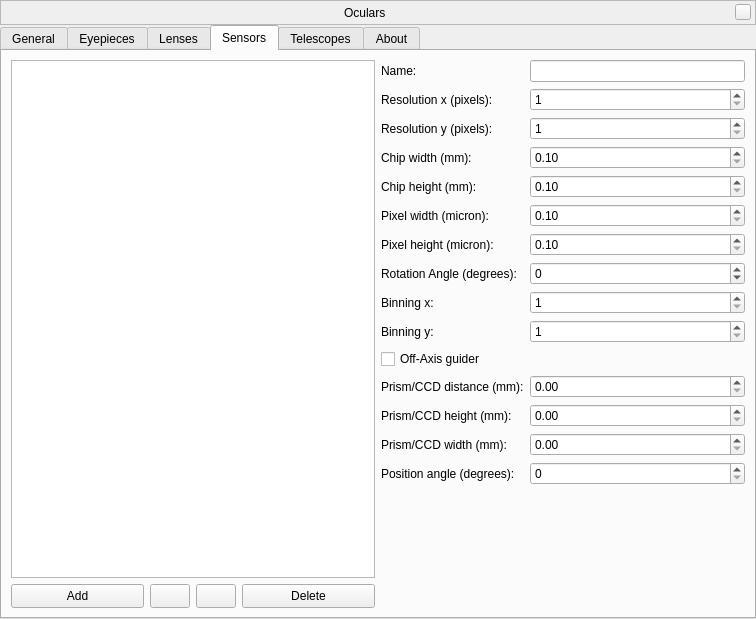
Above: plugins/Oculars/src/gui/ocularDialog.ui from 519984307/stellarium_src before the change. Below: the same form after it.
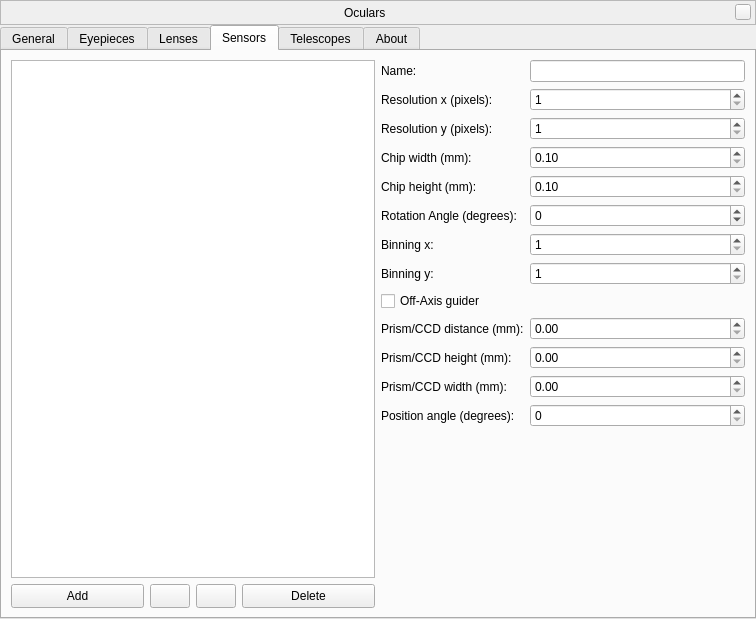
That is the form after the change. The open tabs and pages were chosen to show the change. Icons and pictures are not drawn. Custom widgets are drawn as their Qt base class.

Commit message: Removed unused pixel size in Oculars plugin (fix #432)

The edit to the form file:
```diff
--- a/plugins/Oculars/src/gui/ocularDialog.ui
+++ b/plugins/Oculars/src/gui/ocularDialog.ui
@@ -1509,6 +1509,98 @@
             </item>
             <item>
              <layout class="QGridLayout" name="gridLayout_13">
+              <item row="11" column="1">
+               <widget class="QDoubleSpinBox" name="OAGPrismW">
+                <property name="decimals">
+                 <number>2</number>
+                </property>
+                <property name="singleStep">
+                 <double>0.100000000000000</double>
+                </property>
+               </widget>
+              </item>
+              <item row="10" column="1">
+               <widget class="QDoubleSpinBox" name="OAGPrismH">
+                <property name="decimals">
+                 <number>2</number>
+                </property>
+                <property name="singleStep">
+                 <double>0.100000000000000</double>
+                </property>
+               </widget>
+              </item>
+              <item row="8" column="0" colspan="2">
+               <widget class="QCheckBox" name="OAG_checkBox">
+                <property name="text">
+                 <string>Off-Axis guider</string>
+                </property>
+               </widget>
+              </item>
+              <item row="3" column="1">
+               <widget class="QDoubleSpinBox" name="ccdChipX">
+                <property name="decimals">
+                 <number>2</number>
+                </property>
+                <property name="minimum">
+                 <double>0.100000000000000</double>
+                </property>
+                <property name="maximum">
+                 <double>9999.000000000000000</double>
+                </property>
+                <property name="singleStep">
+                 <double>0.100000000000000</double>
+                </property>
+               </widget>
+              </item>
+              <item row="7" column="1">
+               <widget class="QSpinBox" name="ccdBinningY">
+                <property name="minimum">
+                 <number>1</number>
+                </property>
+                <property name="maximum">
+                 <number>4</number>
+                </property>
+               </widget>
+              </item>
+              <item row="2" column="1">
+               <widget class="QSpinBox" name="ccdResY">
+                <property name="minimum">
+                 <number>1</number>
+                </property>
+                <property name="maximum">
+                 <number>100000</number>
+                </property>
+               </widget>
+              </item>
+              <item row="12" column="1">
+               <widget class="QDoubleSpinBox" name="OAGPrismPA">
+                <property name="decimals">
+                 <number>0</number>
+                </property>
+                <property name="minimum">
+                 <double>0.000000000000000</double>
+                </property>
+                <property name="maximum">
+                 <double>360.000000000000000</double>
+                </property>
+                <property name="singleStep">
+                 <double>1.000000000000000</double>
+                </property>
+               </widget>
+              </item>
+              <item row="5" column="1">
+               <widget class="QDoubleSpinBox" name="ccdRotAngle">
+                <property name="decimals">
+                 <number>0</number>
+                </property>
+                <property name="minimum">
+                 <double>-360.000000000000000</double>
+                </property>
+                <property name="maximum">
+                 <double>360.000000000000000</double>
+                </property>
+               </widget>
+              </item>
               <item row="2" column="0">
                <widget class="QLabel" name="CCDResY_lbl">
                 <property name="text">
@@ -1517,13 +1609,47 @@
                </widget>
               </item>
               <item row="6" column="0">
-               <widget class="QLabel" name="CCDPixelY_lbl">
+               <widget class="QLabel" name="ccdBinningX_lbl">
                 <property name="text">
-                 <string>Pixel height (micron):</string>
+                 <string>Binning x:</string>
                 </property>
                </widget>
               </item>
-              <item row="11" column="0">
+              <item row="1" column="0">
+               <widget class="QLabel" name="CCDResX_lbl">
+                <property name="text">
+                 <string>Resolution x (pixels):</string>
+                </property>
+               </widget>
+              </item>
+              <item row="0" column="0">
+               <widget class="QLabel" name="CCDName_lbl">
+                <property name="text">
+                 <string>Name:</string>
+                </property>
+               </widget>
+              </item>
+              <item row="10" column="0">
+               <widget class="QLabel" name="OAGPrismH_lbl">
+                <property name="text">
+                 <string>Prism/CCD height (mm):</string>
+                </property>
+               </widget>
+              </item>
+              <item row="6" column="1">
+               <widget class="QSpinBox" name="ccdBinningX">
+                <property name="minimum">
+                 <number>1</number>
+                </property>
+                <property name="maximum">
+                 <number>4</number>
+                </property>
+                <property name="value">
+                 <number>1</number>
+                </property>
+               </widget>
+              </item>
+              <item row="9" column="0">
                <widget class="QLabel" name="OAGDist_lbl">
                 <property name="toolTip">
                  <string>This is the distance from the center of the Imaging Sensor to the bottom of the Prism</string>
@@ -1533,16 +1659,6 @@
                 </property>
                </widget>
               </item>
-              <item row="12" column="1">
-               <widget class="QDoubleSpinBox" name="OAGPrismH">
-                <property name="decimals">
-                 <number>2</number>
-                </property>
-                <property name="singleStep">
-                 <double>0.100000000000000</double>
-                </property>
-               </widget>
-              </item>
               <item row="0" column="1">
                <widget class="QLineEdit" name="ccdName">
                 <property name="sizePolicy">
@@ -1562,15 +1678,18 @@
                 </property>
                </widget>
               </item>
-              <item row="1" column="1">
-               <widget class="QSpinBox" name="ccdResX">
-                <property name="minimum">
-                 <number>1</number>
+              <item row="13" column="0">
+               <spacer name="CCDverticalSpacer">
+                <property name="orientation">
+                 <enum>Qt::Vertical</enum>
                 </property>
-                <property name="maximum">
-                 <number>100000</number>
+                <property name="sizeHint" stdset="0">
+                 <size>
+                  <width>0</width>
+                  <height>0</height>
+                 </size>
                 </property>
-               </widget>
+               </spacer>
               </item>
               <item row="4" column="1">
                <widget class="QDoubleSpinBox" name="ccdChipY">
@@ -1588,85 +1707,51 @@
                 </property>
                </widget>
               </item>
-              <item row="10" column="0" colspan="2">
-               <widget class="QCheckBox" name="OAG_checkBox">
-                <property name="text">
-                 <string>Off-Axis guider</string>
-                </property>
-               </widget>
-              </item>
-              <item row="14" column="1">
-               <widget class="QDoubleSpinBox" name="OAGPrismPA">
-                <property name="decimals">
-                 <number>0</number>
-                </property>
-                <property name="minimum">
-                 <double>0.000000000000000</double>
-                </property>
-                <property name="maximum">
-                 <double>360.000000000000000</double>
-                </property>
-                <property name="singleStep">
-                 <double>1.000000000000000</double>
-                </property>
-               </widget>
-              </item>
-              <item row="13" column="1">
-               <widget class="QDoubleSpinBox" name="OAGPrismW">
-                <property name="decimals">
-                 <number>2</number>
-                </property>
-                <property name="singleStep">
-                 <double>0.100000000000000</double>
-                </property>
-               </widget>
-              </item>
-              <item row="3" column="1">
-               <widget class="QDoubleSpinBox" name="ccdChipX">
-                <property name="decimals">
-                 <number>2</number>
-                </property>
-                <property name="minimum">
-                 <double>0.100000000000000</double>
-                </property>
-                <property name="maximum">
-                 <double>9999.000000000000000</double>
-                </property>
-                <property name="singleStep">
-                 <double>0.100000000000000</double>
-                </property>
-               </widget>
-              </item>
               <item row="9" column="1">
-               <widget class="QSpinBox" name="ccdBinningY">
+               <widget class="QDoubleSpinBox" name="OAGDist">
+                <property name="decimals">
+                 <number>2</number>
+                </property>
+                <property name="singleStep">
+                 <double>0.100000000000000</double>
+                </property>
+               </widget>
+              </item>
+              <item row="1" column="1">
+               <widget class="QSpinBox" name="ccdResX">
                 <property name="minimum">
                  <number>1</number>
                 </property>
                 <property name="maximum">
-                 <number>4</number>
+                 <number>100000</number>
                 </property>
                </widget>
               </item>
-              <item row="9" column="0">
+              <item row="5" column="0">
+               <widget class="QLabel" name="ccdRotAngle_lbl">
+                <property name="text">
+                 <string>Rotation Angle (degrees):</string>
+                </property>
+               </widget>
+              </item>
+              <item row="7" column="0">
                <widget class="QLabel" name="ccdBinningY_lbl">
                 <property name="text">
                  <string>Binning y:</string>
                 </property>
                </widget>
               </item>
-              <item row="5" column="1">
-               <widget class="QDoubleSpinBox" name="ccdPixelX">
-                <property name="decimals">
-                 <number>2</number>
+              <item row="11" column="0">
+               <widget class="QLabel" name="OAGPrismW_lbl">
+                <property name="text">
+                 <string>Prism/CCD width (mm):</string>
                 </property>
-                <property name="minimum">
-                 <double>0.100000000000000</double>
-                </property>
-                <property name="maximum">
-                 <double>99.000000000000000</double>
-                </property>
-                <property name="singleStep">
-                 <double>0.100000000000000</double>
+               </widget>
+              </item>
+              <item row="4" column="0">
+               <widget class="QLabel" name="CCDChipY_lbl">
+                <property name="text">
+                 <string>Chip height (mm):</string>
                 </property>
                </widget>
               </item>
@@ -1677,144 +1762,13 @@
                 </property>
                </widget>
               </item>
-              <item row="5" column="0">
-               <widget class="QLabel" name="CCDPixelX_lbl">
-                <property name="text">
-                 <string>Pixel width (micron):</string>
-                </property>
-               </widget>
-              </item>
-              <item row="6" column="1">
-               <widget class="QDoubleSpinBox" name="ccdPixelY">
-                <property name="decimals">
-                 <number>2</number>
-                </property>
-                <property name="minimum">
-                 <double>0.100000000000000</double>
-                </property>
-                <property name="maximum">
-                 <double>99.000000000000000</double>
-                </property>
-                <property name="singleStep">
-                 <double>0.100000000000000</double>
-                </property>
-               </widget>
-              </item>
-              <item row="11" column="1">
-               <widget class="QDoubleSpinBox" name="OAGDist">
-                <property name="decimals">
-                 <number>2</number>
-                </property>
-                <property name="singleStep">
-                 <double>0.100000000000000</double>
-                </property>
-               </widget>
-              </item>
-              <item row="0" column="0">
-               <widget class="QLabel" name="CCDName_lbl">
-                <property name="text">
-                 <string>Name:</string>
-                </property>
-               </widget>
-              </item>
-              <item row="2" column="1">
-               <widget class="QSpinBox" name="ccdResY">
-                <property name="minimum">
-                 <number>1</number>
-                </property>
-                <property name="maximum">
-                 <number>100000</number>
-                </property>
-               </widget>
-              </item>
-              <item row="7" column="0">
-               <widget class="QLabel" name="ccdRotAngle_lbl">
-                <property name="text">
-                 <string>Rotation Angle (degrees):</string>
-                </property>
-               </widget>
-              </item>
-              <item row="1" column="0">
-               <widget class="QLabel" name="CCDResX_lbl">
-                <property name="text">
-                 <string>Resolution x (pixels):</string>
-                </property>
-               </widget>
-              </item>
-              <item row="8" column="1">
-               <widget class="QSpinBox" name="ccdBinningX">
-                <property name="minimum">
-                 <number>1</number>
-                </property>
-                <property name="maximum">
-                 <number>4</number>
-                </property>
-                <property name="value">
-                 <number>1</number>
-                </property>
-               </widget>
-              </item>
-              <item row="14" column="0">
+              <item row="12" column="0">
                <widget class="QLabel" name="OAGPrismPA_lbl">
                 <property name="text">
                  <string>Position angle (degrees):</string>
                 </property>
                </widget>
               </item>
-              <item row="12" column="0">
-               <widget class="QLabel" name="OAGPrismH_lbl">
-                <property name="text">
-                 <string>Prism/CCD height (mm):</string>
-                </property>
-               </widget>
-              </item>
-              <item row="7" column="1">
-               <widget class="QDoubleSpinBox" name="ccdRotAngle">
-                <property name="decimals">
-                 <number>0</number>
-                </property>
-                <property name="minimum">
-                 <double>-360.000000000000000</double>
-                </property>
-                <property name="maximum">
-                 <double>360.000000000000000</double>
-                </property>
-               </widget>
-              </item>
-              <item row="8" column="0">
-               <widget class="QLabel" name="ccdBinningX_lbl">
-                <property name="text">
-                 <string>Binning x:</string>
-                </property>
-               </widget>
-              </item>
-              <item row="4" column="0">
-               <widget class="QLabel" name="CCDChipY_lbl">
-                <property name="text">
-                 <string>Chip height (mm):</string>
-                </property>
-               </widget>
-              </item>
-              <item row="13" column="0">
-               <widget class="QLabel" name="OAGPrismW_lbl">
-                <property name="text">
-                 <string>Prism/CCD width (mm):</string>
-                </property>
-               </widget>
-              </item>
-              <item row="15" column="0">
-               <spacer name="CCDverticalSpacer">
-                <property name="orientation">
-                 <enum>Qt::Vertical</enum>
-                </property>
-                <property name="sizeHint" stdset="0">
-                 <size>
-                  <width>0</width>
-                  <height>0</height>
-                 </size>
-                </property>
-               </spacer>
-              </item>
              </layout>
             </item>
            </layout>
```
Left out of the diff: 2 changed lines with no effect on the pictures. The commit also changes 3 other files.
